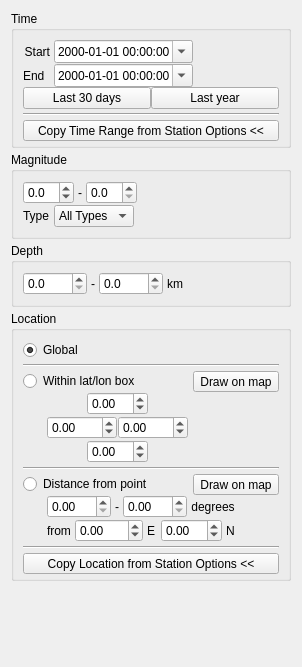
iris-edu/pyweed, file pyweed/gui/uic/EventOptionsWidget.ui: the form before one commit.
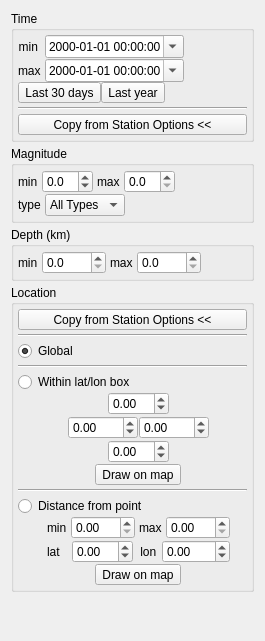
The form after the commit.

Commit message: Event/station option panels update, this tries to use the space better across Mac/Windows/Linux versions. Fix for failed update on options copy, we were emitting extra events that reverted state :P

Diff of the .ui file:
```diff
--- a/pyweed/gui/uic/EventOptionsWidget.ui
+++ b/pyweed/gui/uic/EventOptionsWidget.ui
@@ -6,8 +6,8 @@
    <rect>
     <x>0</x>
     <y>0</y>
-    <width>302</width>
-    <height>667</height>
+    <width>265</width>
+    <height>641</height>
    </rect>
   </property>
   <property name="sizePolicy">
@@ -29,6 +29,15 @@
       <property name="spacing">
        <number>4</number>
       </property>
+      <property name="leftMargin">
+       <number>4</number>
+      </property>
+      <property name="topMargin">
+       <number>4</number>
+      </property>
+      <property name="rightMargin">
+       <number>4</number>
+      </property>
       <property name="bottomMargin">
        <number>4</number>
       </property>
@@ -54,7 +63,7 @@
           <item row="0" column="0">
            <widget class="QLabel" name="starttimeLabel">
             <property name="text">
-             <string>Start</string>
+             <string>min</string>
             </property>
             <property name="alignment">
              <set>Qt::AlignRight|Qt::AlignTrailing|Qt::AlignVCenter</set>
@@ -80,7 +89,7 @@
           <item row="1" column="0">
            <widget class="QLabel" name="endtimeLabel">
             <property name="text">
-             <string>End</string>
+             <string>max</string>
             </property>
            </widget>
           </item>
@@ -101,20 +110,36 @@
         </item>
         <item>
          <layout class="QHBoxLayout" name="horizontalLayout_2">
+          <property name="spacing">
+           <number>-1</number>
+          </property>
           <item>
-           <widget class="QPushButton" name="time30DaysPushButton">
+           <widget class="QToolButton" name="time30DaysToolButton">
             <property name="text">
              <string>Last 30 days</string>
             </property>
            </widget>
           </item>
           <item>
-           <widget class="QPushButton" name="time1YearPushButton">
+           <widget class="QToolButton" name="time1YearToolButton">
             <property name="text">
              <string>Last year</string>
             </property>
            </widget>
           </item>
+          <item>
+           <spacer name="horizontalSpacer_29">
+            <property name="orientation">
+             <enum>Qt::Horizontal</enum>
+            </property>
+            <property name="sizeHint" stdset="0">
+             <size>
+              <width>0</width>
+              <height>0</height>
+             </size>
+            </property>
+           </spacer>
+          </item>
          </layout>
         </item>
        </layout>
@@ -138,7 +163,7 @@
          </sizepolicy>
         </property>
         <property name="text">
-         <string>Copy Time Range from Station Options &lt;&lt;</string>
+         <string>Copy from Station Options &lt;&lt;</string>
         </property>
        </widget>
       </item>
@@ -151,6 +176,18 @@
       <string>Magnitude</string>
      </property>
      <layout class="QVBoxLayout" name="verticalLayout_3">
+      <property name="leftMargin">
+       <number>4</number>
+      </property>
+      <property name="topMargin">
+       <number>4</number>
+      </property>
+      <property name="rightMargin">
+       <number>4</number>
+      </property>
+      <property name="bottomMargin">
+       <number>4</number>
+      </property>
       <item>
        <layout class="QHBoxLayout" name="magnitudeLayout" stretch="0,1">
         <property name="spacing">
@@ -175,6 +212,13 @@
             <property name="sizeConstraint">
              <enum>QLayout::SetDefaultConstraint</enum>
             </property>
+            <item>
+             <widget class="QLabel" name="label_16">
+              <property name="text">
+               <string>min</string>
+              </property>
+             </widget>
+            </item>
             <item>
              <widget class="QDoubleSpinBox" name="minMagDoubleSpinBox">
               <property name="decimals">
@@ -191,7 +235,7 @@
             <item>
              <widget class="QLabel" name="label_11">
               <property name="text">
-               <string>-</string>
+               <string>max</string>
               </property>
              </widget>
             </item>
@@ -231,7 +275,7 @@
             <item>
              <widget class="QLabel" name="label_7">
               <property name="text">
-               <string>Type</string>
+               <string>type</string>
               </property>
              </widget>
             </item>
@@ -308,9 +352,21 @@
    <item>
     <widget class="QGroupBox" name="depthGroupBox">
      <property name="title">
-      <string>Depth</string>
+      <string>Depth (km)</string>
      </property>
      <layout class="QVBoxLayout" name="verticalLayout_5">
+      <property name="leftMargin">
+       <number>4</number>
+      </property>
+      <property name="topMargin">
+       <number>4</number>
+      </property>
+      <property name="rightMargin">
+       <number>4</number>
+      </property>
+      <property name="bottomMargin">
+       <number>4</number>
+      </property>
       <item>
        <layout class="QHBoxLayout" name="depthLayout" stretch="0,1">
         <property name="spacing">
@@ -324,25 +380,15 @@
           <property name="sizeConstraint">
            <enum>QLayout::SetDefaultConstraint</enum>
           </property>
-          <item>
-           <widget class="QDoubleSpinBox" name="minDepthDoubleSpinBox">
-            <property name="decimals">
-             <number>1</number>
-            </property>
-            <property name="maximum">
-             <double>6800.000000000000000</double>
-            </property>
-           </widget>
-          </item>
           <item>
            <widget class="QLabel" name="label_13">
             <property name="text">
-             <string>-</string>
+             <string>min</string>
             </property>
            </widget>
           </item>
           <item>
-           <widget class="QDoubleSpinBox" name="maxDepthDoubleSpinBox">
+           <widget class="QDoubleSpinBox" name="minDepthDoubleSpinBox">
             <property name="decimals">
              <number>1</number>
             </property>
@@ -354,7 +400,17 @@
           <item>
            <widget class="QLabel" name="label_12">
             <property name="text">
-             <string>km</string>
+             <string>max</string>
+            </property>
+           </widget>
+          </item>
+          <item>
+           <widget class="QDoubleSpinBox" name="maxDepthDoubleSpinBox">
+            <property name="decimals">
+             <number>1</number>
+            </property>
+            <property name="maximum">
+             <double>6800.000000000000000</double>
             </property>
            </widget>
           </item>
@@ -387,9 +443,41 @@
       <property name="spacing">
        <number>4</number>
       </property>
+      <property name="leftMargin">
+       <number>4</number>
+      </property>
+      <property name="topMargin">
+       <number>4</number>
+      </property>
+      <property name="rightMargin">
+       <number>4</number>
+      </property>
       <property name="bottomMargin">
        <number>4</number>
       </property>
+      <item>
+       <widget class="QToolButton" name="locationFromStationsToolButton">
+        <property name="enabled">
+         <bool>true</bool>
+        </property>
+        <property name="sizePolicy">
+         <sizepolicy hsizetype="MinimumExpanding" vsizetype="Fixed">
+          <horstretch>0</horstretch>
+          <verstretch>0</verstretch>
+         </sizepolicy>
+        </property>
+        <property name="text">
+         <string>Copy from Station Options &lt;&lt;</string>
+        </property>
+       </widget>
+      </item>
+      <item>
+       <widget class="Line" name="line_3">
+        <property name="orientation">
+         <enum>Qt::Horizontal</enum>
+        </property>
+       </widget>
+      </item>
       <item>
        <layout class="QHBoxLayout" name="horizontalLayout_7">
         <item>
@@ -444,26 +532,29 @@
             </property>
            </spacer>
           </item>
-          <item>
-           <widget class="QToolButton" name="drawLocationRangeToolButton">
-            <property name="text">
-             <string>Draw on map</string>
-            </property>
-            <property name="checkable">
-             <bool>true</bool>
-            </property>
-           </widget>
-          </item>
          </layout>
         </item>
         <item>
-         <layout class="QHBoxLayout" name="locationRangeLayout" stretch="0,1">
+         <layout class="QHBoxLayout" name="locationRangeLayout" stretch="0,0,0">
           <property name="spacing">
            <number>0</number>
           </property>
           <property name="leftMargin">
-           <number>24</number>
+           <number>12</number>
           </property>
+          <item>
+           <spacer name="horizontalSpacer_20">
+            <property name="orientation">
+             <enum>Qt::Horizontal</enum>
+            </property>
+            <property name="sizeHint" stdset="0">
+             <size>
+              <width>0</width>
+              <height>0</height>
+             </size>
+            </property>
+           </spacer>
+          </item>
           <item>
            <layout class="QVBoxLayout" name="verticalLayout_8">
             <property name="spacing">
@@ -576,6 +667,16 @@
               </item>
              </layout>
             </item>
+            <item alignment="Qt::AlignHCenter">
+             <widget class="QToolButton" name="drawLocationRangeToolButton">
+              <property name="text">
+               <string>Draw on map</string>
+              </property>
+              <property name="checkable">
+               <bool>true</bool>
+              </property>
+             </widget>
+            </item>
            </layout>
           </item>
           <item>
@@ -635,26 +736,29 @@
             </property>
            </spacer>
           </item>
-          <item>
-           <widget class="QToolButton" name="drawDistanceFromPointToolButton">
-            <property name="text">
-             <string>Draw on map</string>
-            </property>
-            <property name="checkable">
-             <bool>true</bool>
-            </property>
-           </widget>
-          </item>
          </layout>
         </item>
         <item>
-         <layout class="QHBoxLayout" name="locationDistanceFromPointLayout" stretch="0,1">
+         <layout class="QHBoxLayout" name="locationDistanceFromPointLayout" stretch="0,0,0">
           <property name="spacing">
            <number>0</number>
           </property>
           <property name="leftMargin">
-           <number>24</number>
+           <number>12</number>
           </property>
+          <item>
+           <spacer name="horizontalSpacer_26">
+            <property name="orientation">
+             <enum>Qt::Horizontal</enum>
+            </property>
+            <property name="sizeHint" stdset="0">
+             <size>
+              <width>0</width>
+              <height>0</height>
+             </size>
+            </property>
+           </spacer>
+          </item>
           <item>
            <layout class="QVBoxLayout" name="verticalLayout_4">
             <property name="spacing">
@@ -667,13 +771,20 @@
              <number>0</number>
             </property>
             <item>
-             <layout class="QHBoxLayout" name="horizontalLayout_14">
+             <layout class="QHBoxLayout" name="horizontalLayout_14" stretch="1,0,0,0">
               <property name="spacing">
                <number>4</number>
               </property>
               <property name="sizeConstraint">
                <enum>QLayout::SetDefaultConstraint</enum>
               </property>
+              <item>
+               <widget class="QLabel" name="label_10">
+                <property name="text">
+                 <string>min</string>
+                </property>
+               </widget>
+              </item>
               <item>
                <widget class="QDoubleSpinBox" name="distanceFromPointMinRadiusDoubleSpinBox">
                 <property name="minimum">
@@ -687,7 +798,7 @@
               <item>
                <widget class="QLabel" name="label_3">
                 <property name="text">
-                 <string>-</string>
+                 <string>max</string>
                 </property>
                </widget>
               </item>
@@ -701,30 +812,34 @@
                 </property>
                </widget>
               </item>
-              <item>
-               <widget class="QLabel" name="label_8">
-                <property name="enabled">
-                 <bool>true</bool>
-                </property>
-                <property name="text">
-                 <string>degrees</string>
-                </property>
-                <property name="alignment">
-                 <set>Qt::AlignCenter</set>
-                </property>
-               </widget>
-              </item>
              </layout>
             </item>
             <item>
-             <layout class="QHBoxLayout" name="horizontalLayout_18">
+             <layout class="QHBoxLayout" name="horizontalLayout_20" stretch="0,0,0,0">
               <property name="spacing">
                <number>4</number>
               </property>
+              <item>
+               <widget class="QLabel" name="label_21">
+                <property name="text">
+                 <string>lat</string>
+                </property>
+               </widget>
+              </item>
+              <item>
+               <widget class="QDoubleSpinBox" name="distanceFromPointNorthDoubleSpinBox">
+                <property name="minimum">
+                 <double>-90.000000000000000</double>
+                </property>
+                <property name="maximum">
+                 <double>90.000000000000000</double>
+                </property>
+               </widget>
+              </item>
               <item>
                <widget class="QLabel" name="label_6">
                 <property name="text">
-                 <string>from</string>
+                 <string> lon</string>
                 </property>
                </widget>
               </item>
@@ -738,35 +853,18 @@
                 </property>
                </widget>
               </item>
-              <item>
-               <widget class="QLabel" name="label_14">
-                <property name="enabled">
-                 <bool>true</bool>
-                </property>
-                <property name="text">
-                 <string>E</string>
-                </property>
-               </widget>
-              </item>
-              <item>
-               <widget class="QDoubleSpinBox" name="distanceFromPointNorthDoubleSpinBox">
-                <property name="minimum">
-                 <double>-90.000000000000000</double>
-                </property>
-                <property name="maximum">
-                 <double>90.000000000000000</double>
-                </property>
-               </widget>
-              </item>
-              <item>
-               <widget class="QLabel" name="label_9">
-                <property name="text">
-                 <string>N</string>
-                </property>
-               </widget>
-              </item>
              </layout>
             </item>
+            <item alignment="Qt::AlignHCenter">
+             <widget class="QToolButton" name="drawDistanceFromPointToolButton">
+              <property name="text">
+               <string>Draw on map</string>
+              </property>
+              <property name="checkable">
+               <bool>true</bool>
+              </property>
+             </widget>
+            </item>
            </layout>
           </item>
           <item>
@@ -786,29 +884,6 @@
         </item>
        </layout>
       </item>
-      <item>
-       <widget class="Line" name="line_3">
-        <property name="orientation">
-         <enum>Qt::Horizontal</enum>
-        </property>
-       </widget>
-      </item>
-      <item>
-       <widget class="QToolButton" name="locationFromStationsToolButton">
-        <property name="enabled">
-         <bool>true</bool>
-        </property>
-        <property name="sizePolicy">
-         <sizepolicy hsizetype="MinimumExpanding" vsizetype="Fixed">
-          <horstretch>0</horstretch>
-          <verstretch>0</verstretch>
-         </sizepolicy>
-        </property>
-        <property name="text">
-         <string>Copy Location from Station Options &lt;&lt;</string>
-        </property>
-       </widget>
-      </item>
      </layout>
     </widget>
    </item>
```
Left out of the diff: 2 changed lines with no effect on the pictures. The commit also changes 5 other files.
